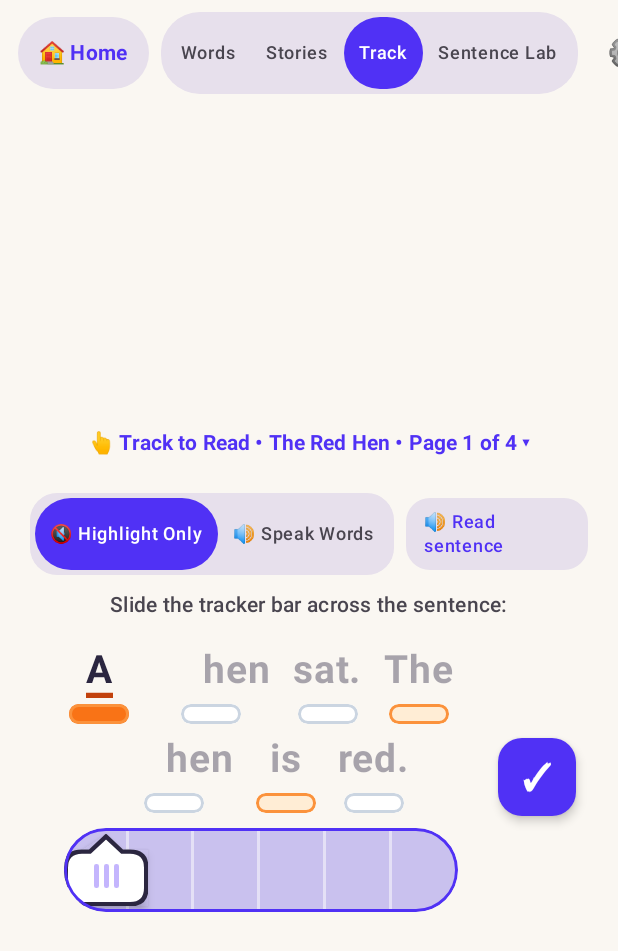
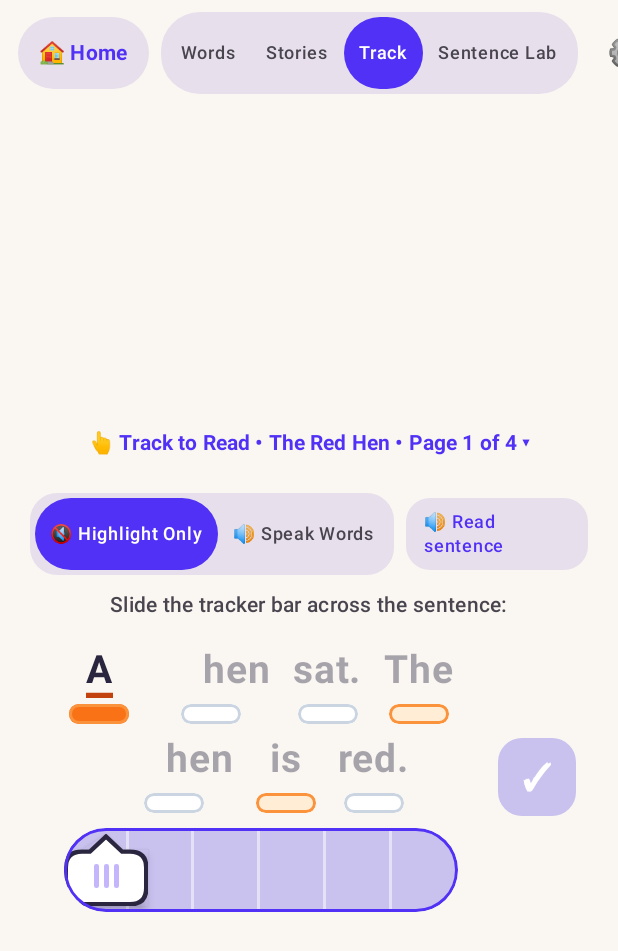
Before and after one commit to alexcch-byte/dragon-readers, an Android app built with Jetpack Compose: the screen it shows after launch (MainActivity), on a phone screen of 412 x 824 dp. Shown: the top 951 px of the screen. Run offline under Robolectric (Android 15) with nearby library versions, the phone set to English and light mode, and no system bars.

Commit message:
Cycle 36 (review fixes): fix pulse-halo crash, gate check button on finished sentence
- FingerSliderThumb halo used negative padding, which Compose rejects; size it with requiredSize.
- The check button in Track to Read (Android and web) now only works after the whole sentence is tracked, and is dimmed otherwise, so it can't skip reading or complete a story early.

Co-Authored-By: Claude Sonnet 5.5 <noreply@anthropic.com>

```diff
--- a/app/src/main/java/com/example/earlyreader/MainActivity.kt
+++ b/app/src/main/java/com/example/earlyreader/MainActivity.kt
@@ -1569,27 +1569,28 @@ fun TrackToReadScreen(
 
                 Spacer(modifier = Modifier.width(12.dp))
 
-                // Floating purple checkmark button (✓) to advance or complete sentence
+                // Checkmark (✓): only works once the whole sentence has been tracked, so it cannot skip reading.
+                // On the last page the story is already complete, so it stays dimmed.
+                val checkEnabled = pageCompleted && pageIndex < story.pages.size - 1
                 Surface(
                     onClick = {
-                        if (pageIndex < story.pages.size - 1) {
-                            pageIndex++
-                            trackProgress = 0f
-                            trackedWordIndex = 0
-                            reachedWordIndex = 0
-                            pageCompleted = false
-                        } else {
-                            pageCompleted = true
-                            showReward = true
-                            onStoryCompleted()
-                        }
+                        pageIndex++
+                        trackProgress = 0f
+                        trackedWordIndex = 0
+                        reachedWordIndex = 0
+                        pageCompleted = false
+                        showReward = false
                     },
+                    enabled = checkEnabled,
                     shape = RoundedCornerShape(16.dp),
-                    color = VioletPrimary,
-                    shadowElevation = 4.dp,
+                    color = if (checkEnabled) VioletPrimary else SegmentEmpty,
+                    shadowElevation = if (checkEnabled) 4.dp else 0.dp,
                     modifier = Modifier
                         .size(52.dp)
-                        .semantics { contentDescription = "Next page or complete sentence" },
+                        .semantics {
+                            contentDescription = if (checkEnabled) "Next page"
+                            else "Next page, available after you track the whole sentence"
+                        },
                 ) {
                     Box(contentAlignment = Alignment.Center, modifier = Modifier.fillMaxSize()) {
                         Text(
--- a/app/src/main/java/com/example/earlyreader/ui/scrub/SegmentedScrubBar.kt
+++ b/app/src/main/java/com/example/earlyreader/ui/scrub/SegmentedScrubBar.kt
@@ -172,8 +172,7 @@ fun FingerSliderThumb(
         if (isPulsing) {
             Box(
                 modifier = Modifier
-                    .fillMaxSize()
-                    .padding((-6).dp)
+                    .requiredSize(ThumbWidth + 12.dp, ThumbHeight + 12.dp)
                     .clip(PointedThumbShape)
                     .background(VioletPrimary.copy(alpha = 0.35f)),
             )
```
Also changed, not shown: 1 other file.
